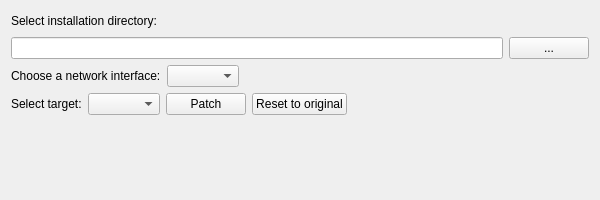
This is src/app/widget.ui in halvors/FC2MPPatcher as Qt 5 draws it before an edit. The edited form follows.
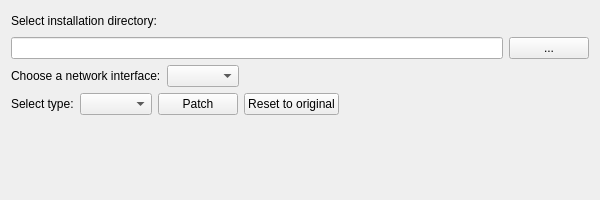
This is the edited form.

```diff
--- a/src/app/widget.ui
+++ b/src/app/widget.ui
@@ -84,7 +84,7 @@
      <item>
       <widget class="QLabel" name="label_select_target">
        <property name="text">
-        <string>Select target:</string>
+        <string>Select type:</string>
        </property>
       </widget>
      </item>
```
Left out of the diff: 4 changed lines with no effect on the pictures.
